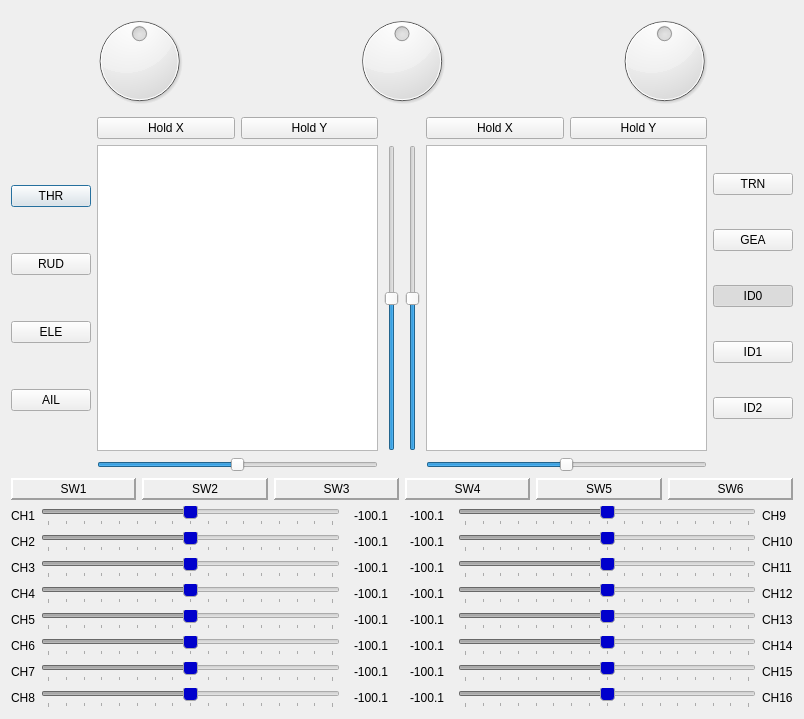
Old version of the form src/simulatordialog.ui in the repository xhorizont/eepe.
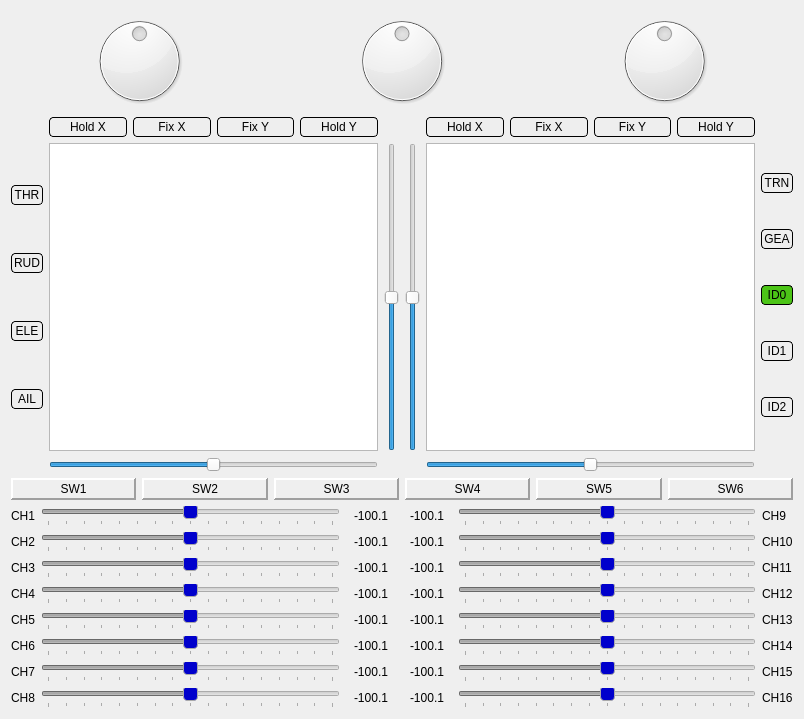
New version of the form. Icons and pictures are not drawn.

What changed in the file:
```diff
--- a/src/simulatordialog.ui
+++ b/src/simulatordialog.ui
@@ -106,7 +106,22 @@
          <item>
           <widget class="QPushButton" name="switchTHR">
            <property name="autoFillBackground">
-            <bool>true</bool>
+            <bool>false</bool>
+           </property>
+           <property name="styleSheet">
+            <string notr="true">QPushButton {
+     background-color: #EEEEEE;
+     border-style: outset;
+     border-width: 1px;
+     border-radius: 4px;
+     border-color: black;
+     padding: 2px;
+ } 
+
+QPushButton:checked {
+     background-color: #4CC417;
+     border-style: inset;
+ }</string>
            </property>
            <property name="text">
             <string>THR</string>
@@ -118,6 +133,21 @@
          </item>
          <item>
           <widget class="QPushButton" name="switchRUD">
+           <property name="styleSheet">
+            <string notr="true">QPushButton {
+     background-color: #EEEEEE;
+     border-style: outset;
+     border-width: 1px;
+     border-radius: 4px;
+     border-color: black;
+     padding: 2px;
+ } 
+
+QPushButton:checked {
+     background-color: #4CC417;
+     border-style: inset;
+ }</string>
+           </property>
            <property name="text">
             <string>RUD</string>
            </property>
@@ -128,6 +158,21 @@
          </item>
          <item>
           <widget class="QPushButton" name="switchELE">
+           <property name="styleSheet">
+            <string notr="true">QPushButton {
+     background-color: #EEEEEE;
+     border-style: outset;
+     border-width: 1px;
+     border-radius: 4px;
+     border-color: black;
+     padding: 2px;
+ } 
+
+QPushButton:checked {
+     background-color: #4CC417;
+     border-style: inset;
+ }</string>
+           </property>
            <property name="text">
             <string>ELE</string>
            </property>
@@ -138,6 +183,21 @@
          </item>
          <item>
           <widget class="QPushButton" name="switchAIL">
+           <property name="styleSheet">
+            <string notr="true">QPushButton {
+     background-color: #EEEEEE;
+     border-style: outset;
+     border-width: 1px;
+     border-radius: 4px;
+     border-color: black;
+     padding: 2px;
+ } 
+
+QPushButton:checked {
+     background-color: #4CC417;
+     border-style: inset;
+ }</string>
+           </property>
            <property name="text">
             <string>AIL</string>
            </property>
@@ -152,6 +212,21 @@
         <layout class="QHBoxLayout" name="horizontalLayout_3">
          <item>
           <widget class="QPushButton" name="holdLeftX">
+           <property name="styleSheet">
+            <string notr="true">QPushButton {
+     background-color: #EEEEEE;
+     border-style: outset;
+     border-width: 1px;
+     border-radius: 4px;
+     border-color: black;
+     padding: 2px;
+ } 
+
+QPushButton:checked {
+     background-color: #4CC417;
+     border-style: inset;
+ }</string>
+           </property>
            <property name="text">
             <string>Hold X</string>
            </property>
@@ -160,8 +235,73 @@
            </property>
           </widget>
          </item>
+         <item>
+          <widget class="QPushButton" name="FixLeftX">
+           <property name="styleSheet">
+            <string notr="true">QPushButton {
+     background-color: #EEEEEE;
+     border-style: outset;
+     border-width: 1px;
+     border-radius: 4px;
+     border-color: black;
+     padding: 2px;
+ } 
+
+QPushButton:checked {
+     background-color: #4CC417;
+     border-style: inset;
+ }</string>
+           </property>
+           <property name="text">
+            <string>Fix X</string>
+           </property>
+           <property name="checkable">
+            <bool>true</bool>
+           </property>
+          </widget>
+         </item>
+         <item>
+          <widget class="QPushButton" name="FixLeftY">
+           <property name="styleSheet">
+            <string notr="true">QPushButton {
+     background-color: #EEEEEE;
+     border-style: outset;
+     border-width: 1px;
+     border-radius: 4px;
+     border-color: black;
+     padding: 2px;
+ } 
+
+QPushButton:checked {
+     background-color: #4CC417;
+     border-style: inset;
+ }</string>
+           </property>
+           <property name="text">
+            <string>Fix Y</string>
+           </property>
+           <property name="checkable">
+            <bool>true</bool>
+           </property>
+          </widget>
+         </item>
          <item>
           <widget class="QPushButton" name="holdLeftY">
+           <property name="styleSheet">
+            <string notr="true">QPushButton {
+     background-color: #EEEEEE;
+     border-style: outset;
+     border-width: 1px;
+     border-radius: 4px;
+     border-color: black;
+     padding: 2px;
+ } 
+
+QPushButton:checked {
+     background-color: #4CC417;
+     border-style: inset;
+ }</string>
+           </property>
            <property name="text">
             <string>Hold Y</string>
            </property>
@@ -216,6 +356,21 @@
         <layout class="QVBoxLayout" name="verticalLayout_2">
          <item>
           <widget class="QPushButton" name="switchTRN">
+           <property name="styleSheet">
+            <string notr="true">QPushButton {
+     background-color: #EEEEEE;
+     border-style: outset;
+     border-width: 1px;
+     border-radius: 4px;
+     border-color: black;
+     padding: 2px;
+ } 
+
+QPushButton:pressed {
+     background-color: #4CC417;
+     border-style: inset;
+ }</string>
+           </property>
            <property name="text">
             <string>TRN</string>
            </property>
@@ -223,6 +378,21 @@
          </item>
          <item>
           <widget class="QPushButton" name="switchGEA">
+           <property name="styleSheet">
+            <string notr="true">QPushButton {
+     background-color: #EEEEEE;
+     border-style: outset;
+     border-width: 1px;
+     border-radius: 4px;
+     border-color: black;
+     padding: 2px;
+ } 
+
+QPushButton:checked {
+     background-color: #4CC417;
+     border-style: inset;
+ }</string>
+           </property>
            <property name="text">
             <string>GEA</string>
            </property>
@@ -236,6 +406,21 @@
          </item>
          <item>
           <widget class="QPushButton" name="switchID0">
+           <property name="styleSheet">
+            <string notr="true">QPushButton {
+     background-color: #EEEEEE;
+     border-style: outset;
+     border-width: 1px;
+     border-radius: 4px;
+     border-color: black;
+     padding: 2px;
+ } 
+
+QPushButton:checked {
+     background-color: #4CC417;
+     border-style: inset;
+ }</string>
+           </property>
            <property name="text">
             <string>ID0</string>
            </property>
@@ -252,6 +437,21 @@
          </item>
          <item>
           <widget class="QPushButton" name="switchID1">
+           <property name="styleSheet">
+            <string notr="true">QPushButton {
+     background-color: #EEEEEE;
+     border-style: outset;
+     border-width: 1px;
+     border-radius: 4px;
+     border-color: black;
+     padding: 2px;
+ } 
+
+QPushButton:checked {
+     background-color: #4CC417;
+     border-style: inset;
+ }</string>
+           </property>
            <property name="text">
             <string>ID1</string>
            </property>
@@ -265,6 +465,21 @@
          </item>
          <item>
           <widget class="QPushButton" name="switchID2">
+           <property name="styleSheet">
+            <string notr="true">QPushButton {
+     background-color: #EEEEEE;
+     border-style: outset;
+     border-width: 1px;
+     border-radius: 4px;
+     border-color: black;
+     padding: 2px;
+ } 
+
+QPushButton:checked {
+     background-color: #4CC417;
+     border-style: inset;
+ }</string>
+           </property>
            <property name="text">
             <string>ID2</string>
            </property>
@@ -282,6 +497,21 @@
         <layout class="QHBoxLayout" name="horizontalLayout_4">
          <item>
           <widget class="QPushButton" name="holdRightX">
+           <property name="styleSheet">
+            <string notr="true">QPushButton {
+     background-color: #EEEEEE;
+     border-style: outset;
+     border-width: 1px;
+     border-radius: 4px;
+     border-color: black;
+     padding: 2px;
+ } 
+
+QPushButton:checked {
+     background-color: #4CC417;
+     border-style: inset;
+ }</string>
+           </property>
            <property name="text">
             <string>Hold X</string>
            </property>
@@ -290,8 +520,73 @@
            </property>
           </widget>
          </item>
+         <item>
+          <widget class="QPushButton" name="FixRightX">
+           <property name="styleSheet">
+            <string notr="true">QPushButton {
+     background-color: #EEEEEE;
+     border-style: outset;
+     border-width: 1px;
+     border-radius: 4px;
+     border-color: black;
+     padding: 2px;
+ } 
+
+QPushButton:checked {
+     background-color: #4CC417;
+     border-style: inset;
+ }</string>
+           </property>
+           <property name="text">
+            <string>Fix X</string>
+           </property>
+           <property name="checkable">
+            <bool>true</bool>
+           </property>
+          </widget>
+         </item>
+         <item>
+          <widget class="QPushButton" name="FixRightY">
+           <property name="styleSheet">
+            <string notr="true">QPushButton {
+     background-color: #EEEEEE;
+     border-style: outset;
+     border-width: 1px;
+     border-radius: 4px;
+     border-color: black;
+     padding: 2px;
+ } 
+
+QPushButton:checked {
+     background-color: #4CC417;
+     border-style: inset;
+ }</string>
+           </property>
+           <property name="text">
+            <string>Fix Y</string>
+           </property>
+           <property name="checkable">
+            <bool>true</bool>
+           </property>
+          </widget>
+         </item>
          <item>
           <widget class="QPushButton" name="holdRightY">
+           <property name="styleSheet">
+            <string notr="true">QPushButton {
+     background-color: #EEEEEE;
+     border-style: outset;
+     border-width: 1px;
+     border-radius: 4px;
+     border-color: black;
+     padding: 2px;
+ } 
+
+QPushButton:checked {
+     background-color: #4CC417;
+     border-style: inset;
+ }</string>
+           </property>
            <property name="text">
             <string>Hold Y</string>
            </property>
```
